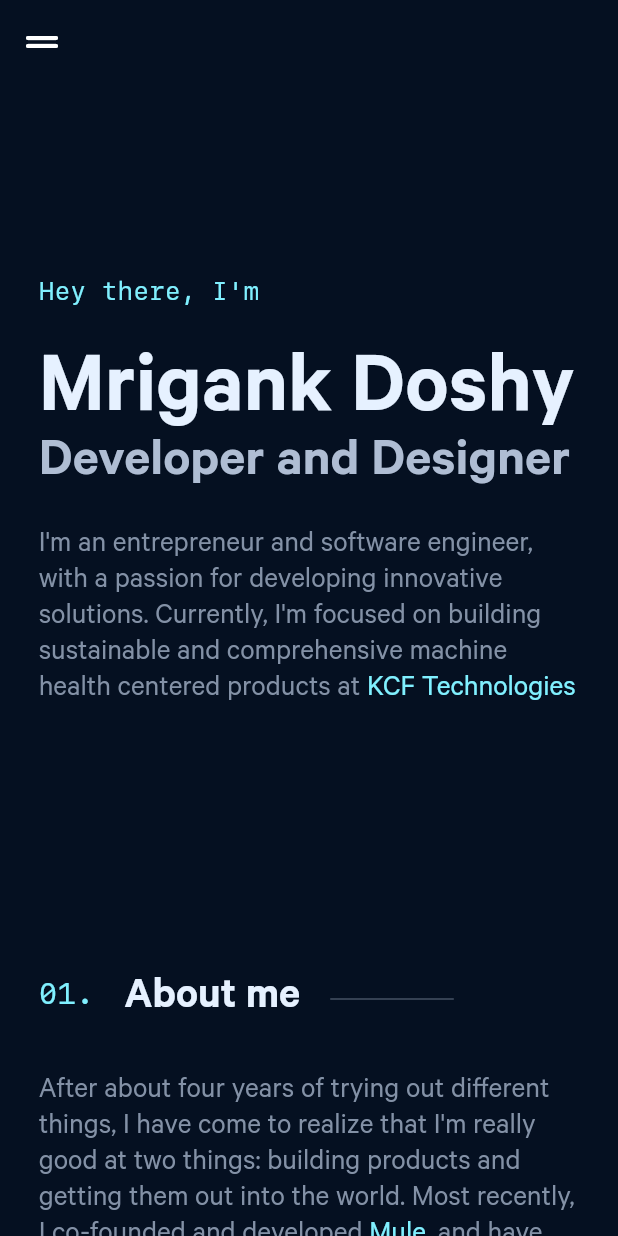
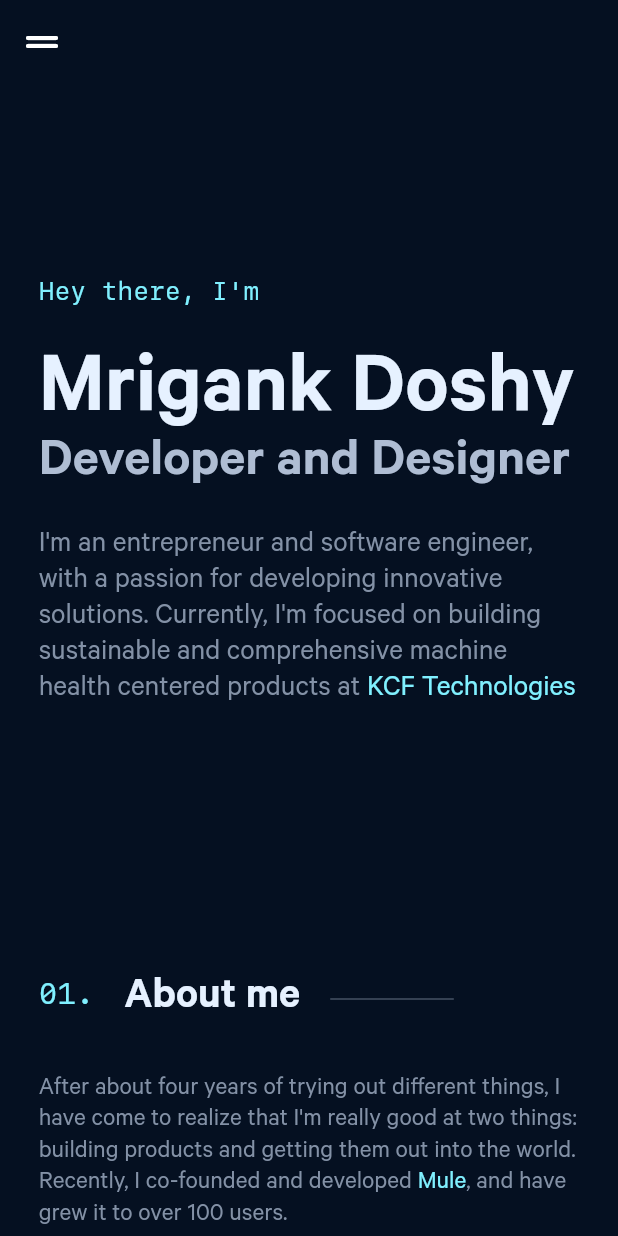
Before and after one commit to mrigankdoshy/personal-website, a Flutter app: the screen it shows after launch, on a phone screen of 412 x 824 dp. Run offline on Flutter 3.47's test engine with Material 2 defaults, Android fonts, the phone set to English and light mode, and no system bars; drawn by our look-alikes of auto_animated, auto_size_text; our stand-ins replace font_awesome_flutter.

Commit message:
About me part 2

```diff
--- a/lib/data/text.dart
+++ b/lib/data/text.dart
@@ -1,7 +1,7 @@
 class AboutMeData {
   static const paragraph1Part1 =
-      "After about four years of trying out different things, I have come to realize that I'm really good at two things: building products and getting them out into the world. Most recently, I co-founded and developed ";
-  static const paragraph1Part2 = ", and have grown it to over 100 users.";
+      "After about four years of trying out different things, I have come to realize that I'm really good at two things: building products and getting them out into the world. Recently, I co-founded and developed ";
+  static const paragraph1Part2 = ", and have grew it to over 100 users.";
 
   static const paragraph2Part1 = "I'm a recent graduate from ";
   static const paragraph2Part2 =
--- a/lib/sections/about/about_me.dart
+++ b/lib/sections/about/about_me.dart
@@ -11,8 +11,15 @@ import 'package:personal_website/widgets/section_title.dart';
 import 'package:personal_website/widgets/slide_animation.dart';
 import 'package:url_launcher/url_launcher.dart';
 
-class AboutMe extends StatelessWidget {
+class AboutMe extends StatefulWidget {
   const AboutMe({Key? key}) : super(key: key);
+
+  @override
+  State<AboutMe> createState() => _AboutMeState();
+}
+
+class _AboutMeState extends State<AboutMe> {
+  AutoSizeGroup paragraphGroup = AutoSizeGroup();
 
   @override
   Widget build(BuildContext context) {
@@ -71,7 +78,8 @@ class AboutMe extends StatelessWidget {
           ),
         ],
       ),
-      maxLines: 6,
+      maxLines: 5,
+      group: paragraphGroup,
     );
   }
 
@@ -97,22 +105,37 @@ class AboutMe extends StatelessWidget {
         ],
       ),
       maxLines: 5,
+      group: paragraphGroup,
     );
   }
 
   Widget _aboutMeParagraph3() {
-    return const AutoSizeText(
-      AboutMeData.paragraph3,
-      style: TextStyles.paragraph,
+    return AutoSizeText.rich(
+      const TextSpan(
+        children: <TextSpan>[
+          TextSpan(
+            text: AboutMeData.paragraph3,
+            style: TextStyles.paragraph,
+          ),
+        ],
+      ),
       maxLines: 5,
+      group: paragraphGroup,
     );
   }
 
   Widget _aboutMeParagraph4() {
-    return const AutoSizeText(
-      AboutMeData.paragraph4,
-      style: TextStyles.paragraph,
+    return AutoSizeText.rich(
+      const TextSpan(
+        children: <TextSpan>[
+          TextSpan(
+            text: AboutMeData.paragraph4,
+            style: TextStyles.paragraph,
+          ),
+        ],
+      ),
       maxLines: 2,
+      group: paragraphGroup,
     );
   }
 
```
